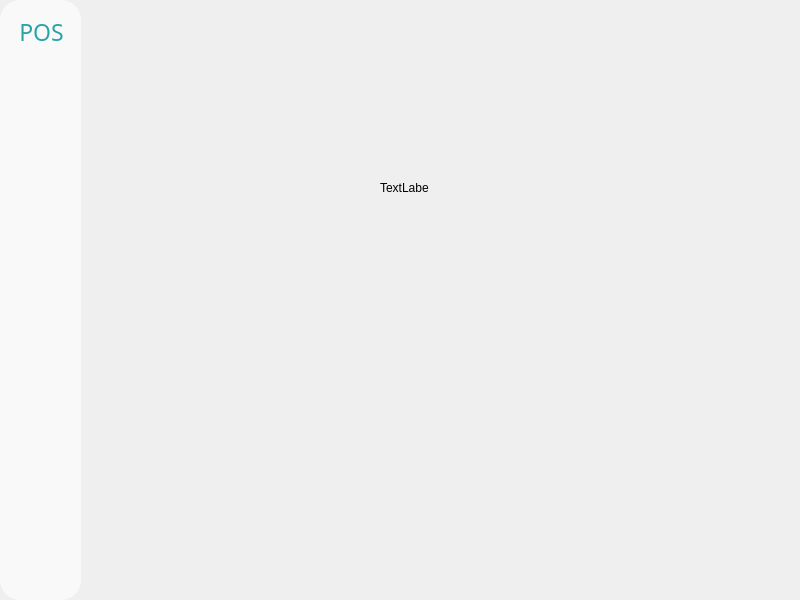
This is employeepage/sidebar2.ui in Yasir-Zafar/Pos as Qt 5 draws it before an edit. The edited form follows.
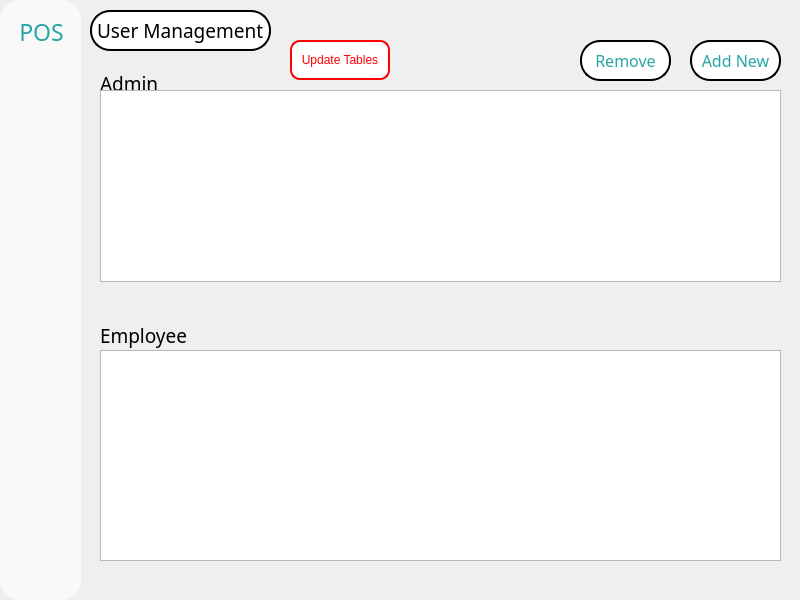
This is the edited form. Icons and pictures are not drawn.

Commit message:
Added error checking to adding to database button
Error checking of name/email/shift/password character length and email format.
[might add remove from database function]

What changed in the file:
```diff
--- a/employeepage/sidebar2.ui
+++ b/employeepage/sidebar2.ui
@@ -204,14 +204,152 @@
    <widget class="QLabel" name="label_6">
     <property name="geometry">
      <rect>
-      <x>380</x>
-      <y>180</y>
-      <width>49</width>
-      <height>16</height>
+      <x>90</x>
+      <y>10</y>
+      <width>181</width>
+      <height>41</height>
      </rect>
     </property>
+    <property name="font">
+     <font>
+      <family>Arial Rounded MT Bold</family>
+      <pointsize>14</pointsize>
+     </font>
+    </property>
+    <property name="styleSheet">
+     <string notr="true">border: 2px solid; 
+border-radius: 20px;
+background-color:#FFFFFF</string>
+    </property>
     <property name="text">
-     <string>TextLabel</string>
+     <string>User Management</string>
+    </property>
+   </widget>
+   <widget class="QLabel" name="label_7">
+    <property name="geometry">
+     <rect>
+      <x>100</x>
+      <y>70</y>
+      <width>91</width>
+      <height>21</height>
+     </rect>
+    </property>
+    <property name="font">
+     <font>
+      <family>Arial Rounded MT Bold</family>
+      <pointsize>12</pointsize>
+     </font>
+    </property>
+    <property name="text">
+     <string>&lt;html&gt;&lt;head/&gt;&lt;body&gt;&lt;p&gt;&lt;span style=&quot; font-size:14pt;&quot;&gt;Admin&lt;/span&gt;&lt;/p&gt;&lt;/body&gt;&lt;/html&gt;</string>
+    </property>
+   </widget>
+   <widget class="QTableWidget" name="tableWidget">
+    <property name="geometry">
+     <rect>
+      <x>100</x>
+      <y>90</y>
+      <width>681</width>
+      <height>192</height>
+     </rect>
+    </property>
+   </widget>
+   <widget class="QLabel" name="label_8">
+    <property name="geometry">
+     <rect>
+      <x>100</x>
+      <y>320</y>
+      <width>91</width>
+      <height>31</height>
+     </rect>
+    </property>
+    <property name="font">
+     <font>
+      <family>Arial Rounded MT Bold</family>
+      <pointsize>12</pointsize>
+     </font>
+    </property>
+    <property name="text">
+     <string>&lt;html&gt;&lt;head/&gt;&lt;body&gt;&lt;p&gt;&lt;span style=&quot; font-size:14pt;&quot;&gt;Employee&lt;/span&gt;&lt;/p&gt;&lt;/body&gt;&lt;/html&gt;</string>
+    </property>
+   </widget>
+   <widget class="QTableWidget" name="tableWidget_2">
+    <property name="geometry">
+     <rect>
+      <x>100</x>
+      <y>350</y>
+      <width>681</width>
+      <height>211</height>
+     </rect>
+    </property>
+   </widget>
+   <widget class="QPushButton" name="pushButton_5">
+    <property name="geometry">
+     <rect>
+      <x>690</x>
+      <y>40</y>
+      <width>91</width>
+      <height>41</height>
+     </rect>
+    </property>
+    <property name="font">
+     <font>
+      <family>Arial Rounded MT Bold</family>
+      <pointsize>12</pointsize>
+     </font>
+    </property>
+    <property name="styleSheet">
+     <string notr="true">border: 2px solid; 
+border-radius: 20px;
+color: #28A4A6;
+background-color:#FFFFFF</string>
+    </property>
+    <property name="text">
+     <string>Add New</string>
+    </property>
+   </widget>
+   <widget class="QPushButton" name="pushButton_6">
+    <property name="geometry">
+     <rect>
+      <x>290</x>
+      <y>40</y>
+      <width>100</width>
+      <height>40</height>
+     </rect>
+    </property>
+    <property name="styleSheet">
+     <string notr="true">border: 2px solid red; 
+border-radius: 10px;
+color: red;
+background-color:#FFFFFF</string>
+    </property>
+    <property name="text">
+     <string>Update Tables</string>
+    </property>
+   </widget>
+   <widget class="QPushButton" name="pushButton_7">
+    <property name="geometry">
+     <rect>
+      <x>580</x>
+      <y>40</y>
+      <width>91</width>
+      <height>41</height>
+     </rect>
+    </property>
+    <property name="font">
+     <font>
+      <family>Arial Rounded MT Bold</family>
+      <pointsize>12</pointsize>
+     </font>
+    </property>
+    <property name="styleSheet">
+     <string notr="true">border: 2px solid; 
+border-radius: 20px;
+color: #28A4A6;
+background-color:#FFFFFF</string>
+    </property>
+    <property name="text">
+     <string>Remove</string>
     </property>
    </widget>
    <zorder>pushButton_4</zorder>
```
Left out of the diff: 7 changed lines with no effect on the pictures. The commit also changes 7 other files.
